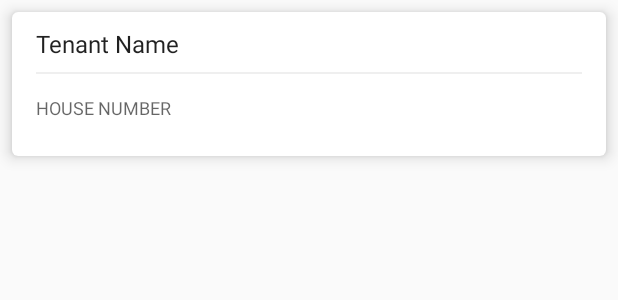
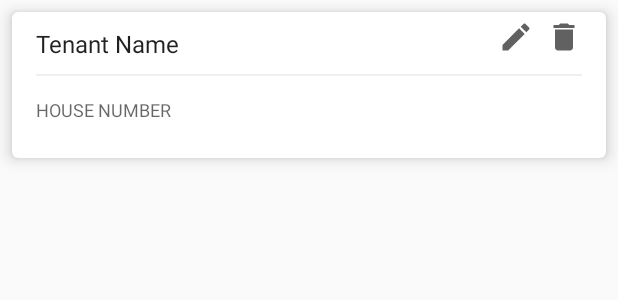
Before and after one commit to amartyach98/Rental_Housing, an Android app: the layout recycler_row_layout.xml on its own in the app's theme, with its tools: preview values and no code run, on a phone screen of 412 x 824 dp. Shown: the top 300 px of the screen. Run offline under Robolectric (Android 15) with nearby library versions, the phone set to English and light mode, and no system bars.

Commit message:
Rental Housing
App to maintain tenants

```diff
--- a/RentalHousing/app/src/main/res/drawable/delete.xml
+++ b/RentalHousing/app/src/main/res/drawable/delete.xml
@@ -1,4 +1,4 @@
-<vector android:height="24dp" android:tint="#9EA9AB"
+<vector android:height="24dp" android:tint="#616161"
     android:viewportHeight="24.0" android:viewportWidth="24.0"
     android:width="24dp" xmlns:android="http://schemas.android.com/apk/res/android">
     <path android:fillColor="#FF000000" android:pathData="M6,19c0,1.1 0.9,2 2,2h8c1.1,0 2,-0.9 2,-2V7H6v12zM19,4h-3.5l-1,-1h-5l-1,1H5v2h14V4z"/>
--- /dev/null
+++ b/RentalHousing/app/src/main/res/drawable/edit.xml
@@ -0,0 +1,5 @@
+<vector android:height="24dp" android:tint="#616161"
+    android:viewportHeight="24.0" android:viewportWidth="24.0"
+    android:width="24dp" xmlns:android="http://schemas.android.com/apk/res/android">
+    <path android:fillColor="#FF000000" android:pathData="M3,17.25V21h3.75L17.81,9.94l-3.75,-3.75L3,17.25zM20.71,7.04c0.39,-0.39 0.39,-1.02 0,-1.41l-2.34,-2.34c-0.39,-0.39 -1.02,-0.39 -1.41,0l-1.83,1.83 3.75,3.75 1.83,-1.83z"/>
+</vector>
--- a/RentalHousing/app/src/main/res/layout/recycler_row_layout.xml
+++ b/RentalHousing/app/src/main/res/layout/recycler_row_layout.xml
@@ -37,8 +37,7 @@
                     android:textAppearance="@style/TextAppearance.AppCompat.Headline"
                     android:textSize="16dp" />
 
-                <TextView
-                    android:id="@+id/txt_owner"
+                <LinearLayout
                     android:layout_width="wrap_content"
                     android:layout_height="wrap_content"
                     android:layout_alignParentRight="true"
@@ -46,9 +45,30 @@
                     android:layout_marginLeft="16dp"
                     android:layout_marginRight="16dp"
                     android:layout_marginTop="9dp"
-                    android:text=""
-                    android:textAppearance="@style/TextAppearance.Widget.AppCompat.Toolbar.Subtitle"
-                    android:textSize="12dp" />
+                    android:orientation="horizontal"
+                    android:weightSum="2">
+
+                    <RelativeLayout
+                        android:id="@+id/rl_edit"
+                        android:layout_width="wrap_content"
+                        android:layout_height="wrap_content"
+                        android:layout_marginRight="8dp"
+                        android:layout_weight="1"
+                        android:background="@drawable/edit">
+
+                    </RelativeLayout>
+
+                    <RelativeLayout
+                        android:id="@+id/rl_delete"
+                        android:layout_width="wrap_content"
+                        android:layout_height="wrap_content"
+                        android:layout_weight="1"
+                        android:background="@drawable/delete">
+
+                    </RelativeLayout>
+
+
+                </LinearLayout>
             </RelativeLayout>
         </RelativeLayout>
 
```
Also changed, not shown: RentalHousing/app/src/main/java/techworldtechnologies/rentalhousing/main.java (+42 -25 lines).
